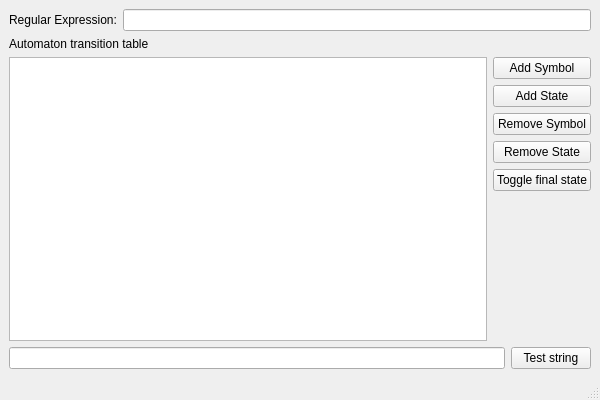
The window that ui/main_window.ui (matheuspb/simone) describes before a commit, drawn with Qt 5.
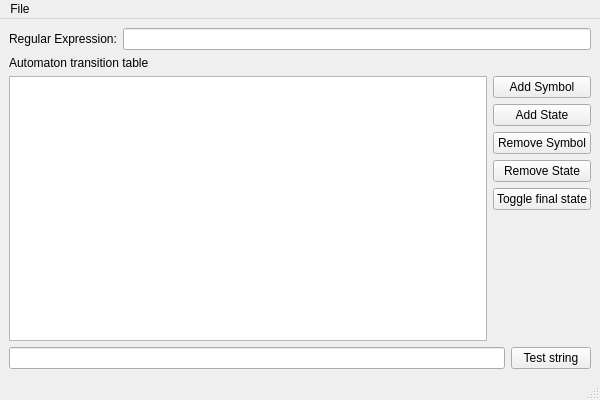
The same window after the commit.

```diff
--- a/ui/main_window.ui
+++ b/ui/main_window.ui
@@ -131,6 +131,14 @@
      <height>22</height>
     </rect>
    </property>
+   <widget class="QMenu" name="menuFile">
+    <property name="title">
+     <string>File</string>
+    </property>
+    <addaction name="actionOpen"/>
+    <addaction name="actionSave"/>
+   </widget>
+   <addaction name="menuFile"/>
   </widget>
   <widget class="QStatusBar" name="statusbar"/>
  </widget>
```
Left out of the diff: 10 changed lines with no effect on the pictures.
